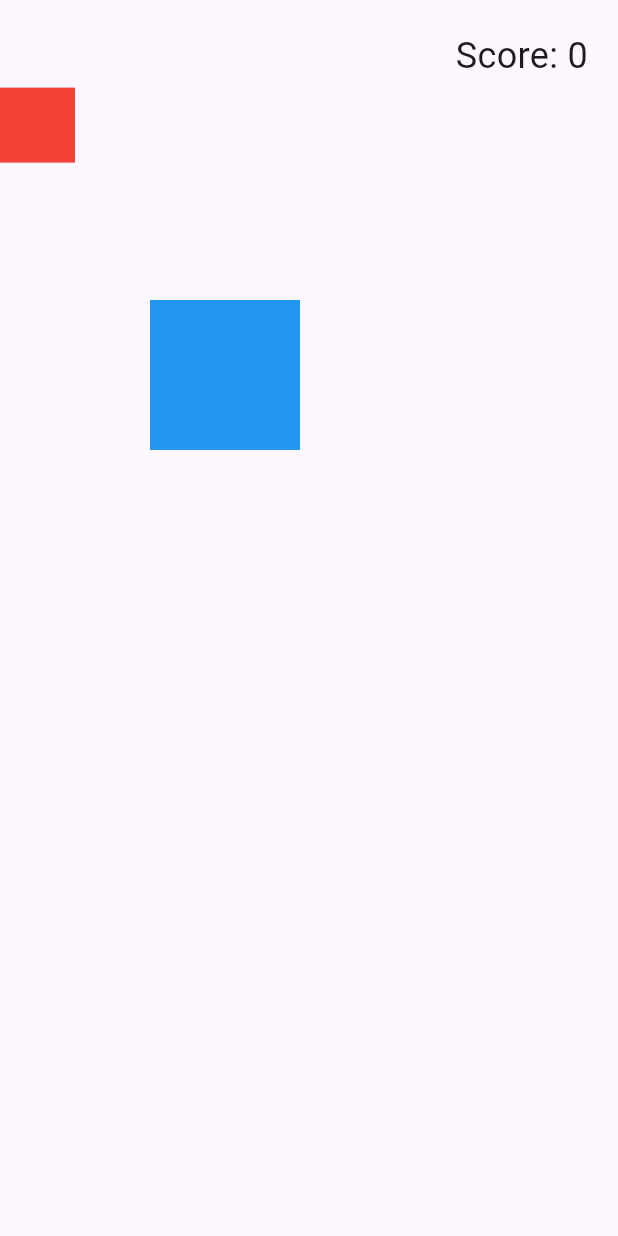
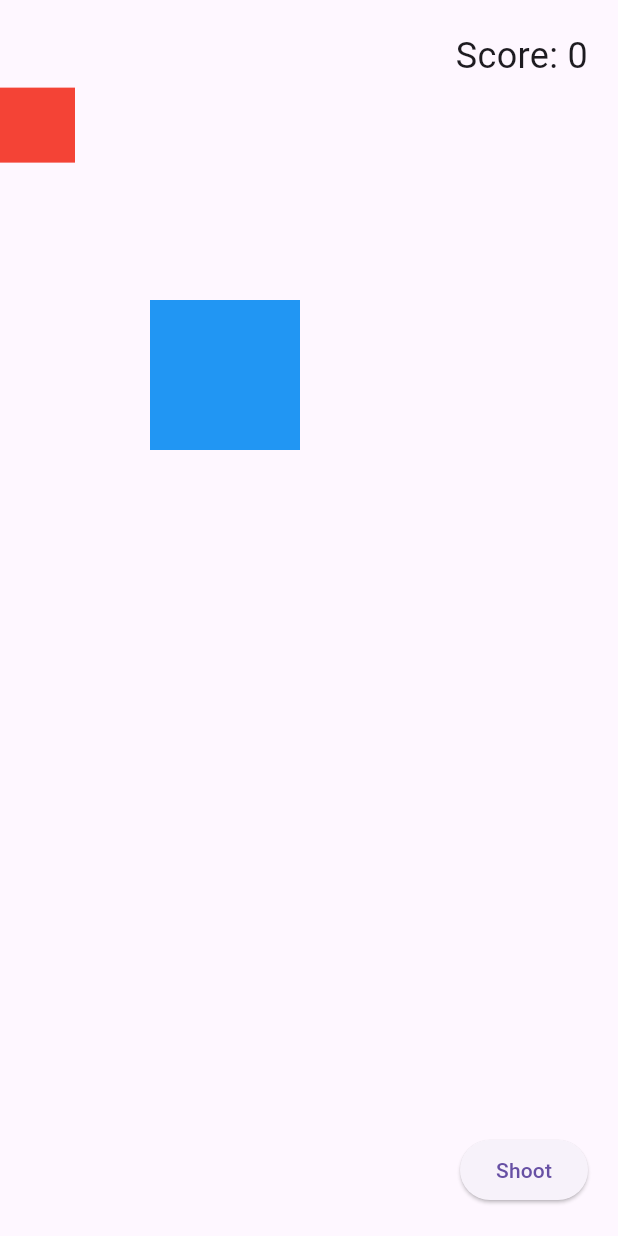
Before and after one commit to benascher/flutter_game_first, a Flutter app: the screen it shows after launch, on a phone screen of 412 x 824 dp. Run offline on Flutter 3.47's test engine with Material 3 defaults, Android fonts, the phone set to English and light mode, and no system bars.

Commit message:
added shooting option

```diff
--- a/lib/main.dart
+++ b/lib/main.dart
@@ -37,6 +37,8 @@ class _DraggableCharacterState extends State<DraggableCharacter> with SingleTick
   final double airResistance = 0.01;
 
   int score = 0; // Add a score variable
+
+  List<Bullet> bullets = [];
 
   // AudioCache audioCache = AudioCache(); // Add this line
 
@@ -110,6 +112,16 @@ class _DraggableCharacterState extends State<DraggableCharacter> with SingleTick
           // audioCache.play('short.mp3'); // Play the sound effect
         }
       });
+
+          // Move the bullets
+    bullets.forEach((bullet) {
+      bullet.left += bullet.velocityX;
+      bullet.top += bullet.velocityY;
+    });
+
+    // Remove bullets that are off-screen
+    bullets.removeWhere((bullet) => bullet.left < 0 || bullet.left > MediaQuery.of(context).size.width);
+
     });
     _controller.repeat();
   }
@@ -144,9 +156,31 @@ class _DraggableCharacterState extends State<DraggableCharacter> with SingleTick
             right: 20,
             child: Text('Score: $score', style: TextStyle(fontSize: 24)),
           ),
+                  // Draw the bullets
+        ...bullets.map((bullet) => Positioned(
+          top: bullet.top,
+          left: bullet.left,
+          child: Container(width: 10, height: 10, color: Colors.yellow), // adjust size and color as needed
+        )),
+
+        // Add a button to shoot
+        Positioned(
+          bottom: 20,
+          right: 20,
+          child: ElevatedButton(
+            onPressed: shoot,
+            child: Text('Shoot'),
+          ),
+        ),
         ],
       ),
     );
+  }
+
+  void shoot() {
+    setState(() {
+      bullets.add(Bullet(top: top, left: left, velocityX: 5, velocityY: 0)); // adjust velocityX and velocityY as needed
+    });
   }
 
   @override
@@ -155,3 +189,12 @@ class _DraggableCharacterState extends State<DraggableCharacter> with SingleTick
     super.dispose();
   }
 }
+
+class Bullet {
+  double top;
+  double left;
+  double velocityX;
+  double velocityY;
+
+  Bullet({required this.top, required this.left, required this.velocityX, required this.velocityY});
+}
```
